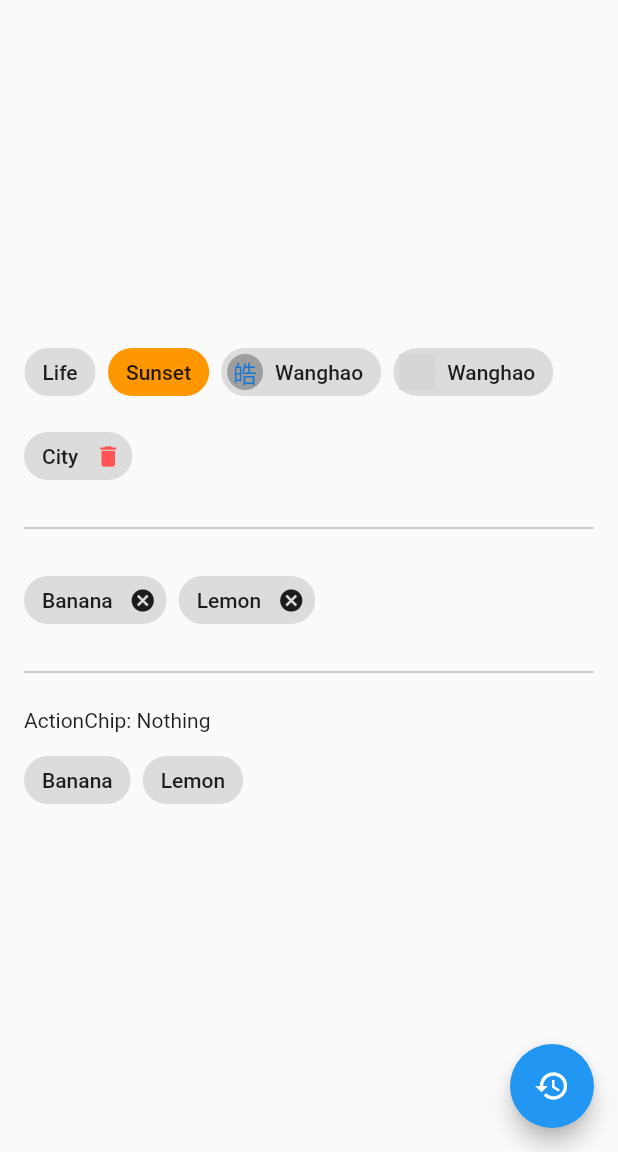
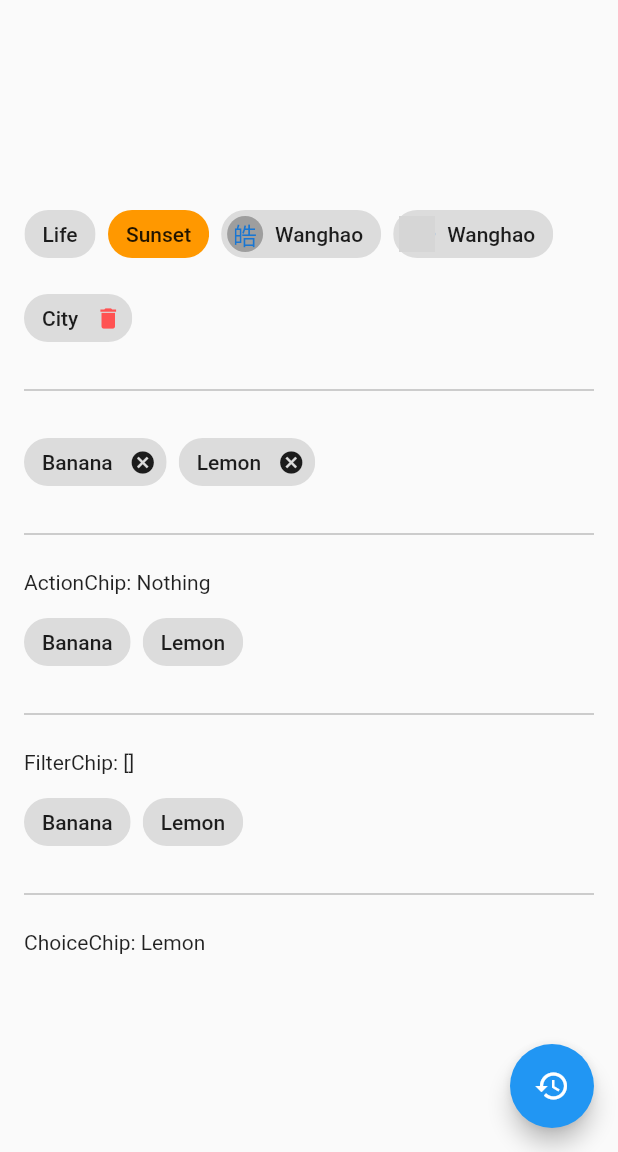
Before and after one commit to YuDongZhang/flutter_app_learn, a Flutter app: the ChipDemo screen opened directly, after a tap on the "cancel" icon, on a phone screen of 412 x 824 dp, the part 84-1236 px from its top. Run offline on Flutter 3.47's test engine with Material 2 defaults, Android fonts, the phone set to English and light mode, and no system bars; network calls fail; grey boxes are pictures that could not be loaded.

Commit message:
FilterChip：过滤碎片

```diff
--- a/lib/20-宁浩教程练习/demo/chip_demo.dart
+++ b/lib/20-宁浩教程练习/demo/chip_demo.dart
@@ -104,6 +104,43 @@ class _ChipDemoState extends State<ChipDemo> {
                     );
                   }).toList(),
                 ),
+                Divider(
+                  color: Colors.grey,
+                  height: 32.0,
+                  // indent: 32.0,
+                ),
+                Container(
+                  width: double.infinity,
+                  child: Text('FilterChip: ${_selected.toString()}'),
+                ),
+                Wrap(
+                  spacing: 8.0,
+                  children: _tags.map((tag) {
+                    return FilterChip(
+                      label: Text(tag),
+                      selected: _selected.contains(tag),
+                      //true false 选中状态 , 包含就是选中
+                      onSelected: (value) {
+                        setState(() {
+                          if (_selected.contains(tag)) {
+                            _selected.remove(tag);
+                          } else {
+                            _selected.add(tag);
+                          }
+                        });
+                      },
+                    );
+                  }).toList(),
+                ),
+                Divider(
+                  color: Colors.grey,
+                  height: 32.0,
+                  // indent: 32.0,
+                ),
+                Container(
+                  width: double.infinity,
+                  child: Text('ChoiceChip: $_choice'),
+                ),
               ],
             ),
           ],
@@ -119,7 +156,7 @@ class _ChipDemoState extends State<ChipDemo> {
               'Lemon',
             ];
 
-            _selected = [];
+            _selected = []; //重置状态 , 选中的
 
             _choice = 'Lemon';
           });
```
